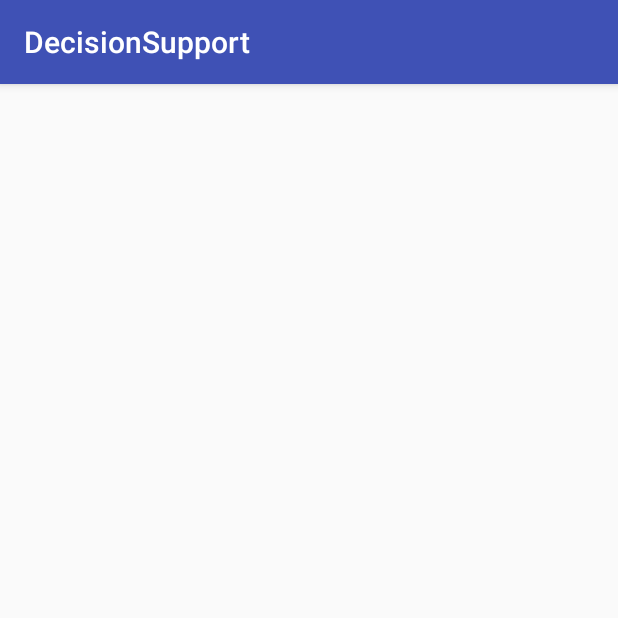
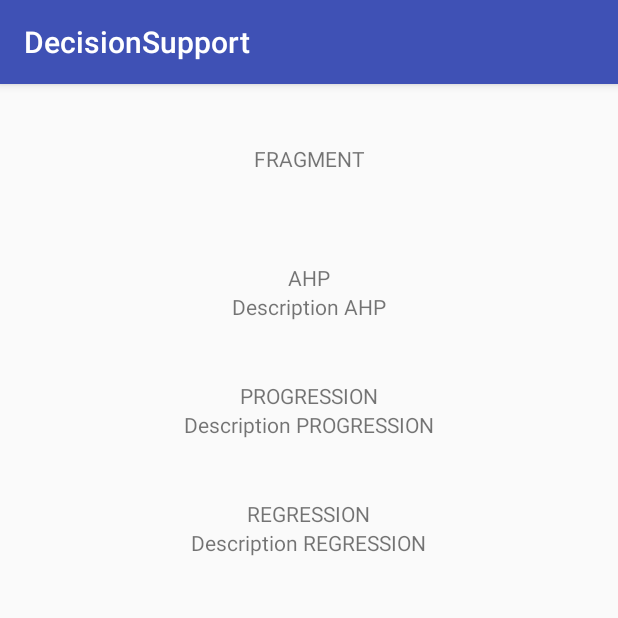
Before and after one commit to denisvieiradev/ahp-android, an Android app: the screen it shows after launch (SelectAssistMethodActivity), on a phone screen of 412 x 824 dp, the top half of it. Run offline under Robolectric (Android 15) with nearby library versions, the phone set to English and light mode, and no system bars; our stand-ins replace data binding.

```diff
--- a/app/src/main/java/com/decisionsupport/SelectAssistMethod/SelectAssistMethodActivity.java
+++ b/app/src/main/java/com/decisionsupport/SelectAssistMethod/SelectAssistMethodActivity.java
@@ -8,15 +8,21 @@ import com.decisionsupport.utils.ActivityUtils;
 
 public class SelectAssistMethodActivity extends AppCompatActivity {
 
+    private SelectAssistMethodFragment mSelectAssistMethodFragment;
+
     @Override
     protected void onCreate(Bundle savedInstanceState) {
         super.onCreate(savedInstanceState);
+        setContentView(R.layout.select_assist_method_act);
 
-        SelectAssistMethodFragment selectAssistMethodFragment = (SelectAssistMethodFragment) getSupportFragmentManager().findFragmentById(R.id.dashboard_content_frame);
+        mSelectAssistMethodFragment = SelectAssistMethodFragment.newInstance();
+        getSupportFragmentManager().beginTransaction()
+                .add(R.id.dashboard_content_frame, mSelectAssistMethodFragment).commit();
 
-        if (selectAssistMethodFragment == null) {
-            selectAssistMethodFragment = SelectAssistMethodFragment.newInstance();
-            ActivityUtils.addFragmentToActivity(getSupportFragmentManager(), selectAssistMethodFragment, R.id.dashboard_content_frame);
+        if (mSelectAssistMethodFragment == null){
+            mSelectAssistMethodFragment = SelectAssistMethodFragment.newInstance();
+            getSupportFragmentManager().beginTransaction()
+                    .add(R.id.dashboard_content_frame, mSelectAssistMethodFragment).commit();
         }
     }
 }
--- a/app/src/main/java/com/decisionsupport/SelectAssistMethod/SelectAssistMethodAdapter.java
+++ b/app/src/main/java/com/decisionsupport/SelectAssistMethod/SelectAssistMethodAdapter.java
@@ -49,7 +49,7 @@ public class SelectAssistMethodAdapter extends RecyclerView.Adapter<SelectAssist
     public void onBindViewHolder(ItemViewHolder holder, int position) {
         final AssistMethod assistMethod = mAssistMethods.get(position);
         holder.binding.setAssistmethod(assistMethod);
-        holder.binding.assistMethodDescription.setOnClickListener(new View.OnClickListener() {
+        holder.binding.assistMethodContainer.setOnClickListener(new View.OnClickListener() {
             @Override
             public void onClick(View v) {
                 if(assistMethod.getMethodId() == AssistMethodsEnum.AHP.getValue())
--- a/app/src/main/java/com/decisionsupport/SelectAssistMethod/SelectAssistMethodFragment.java
+++ b/app/src/main/java/com/decisionsupport/SelectAssistMethod/SelectAssistMethodFragment.java
@@ -5,18 +5,21 @@ import android.os.Bundle;
 import android.support.annotation.NonNull;
 import android.support.annotation.Nullable;
 import android.support.v4.app.Fragment;
+import android.support.v7.widget.LinearLayoutManager;
+import android.support.v7.widget.RecyclerView;
 import android.view.LayoutInflater;
 import android.view.View;
 import android.view.ViewGroup;
+import android.widget.Toast;
 
 import com.decisionsupport.R;
 import com.decisionsupport.databinding.SelectAssistMethodFragBinding;
 import com.decisionsupport.domain.entity.AssistMethod;
+import com.decisionsupport.domain.enums.AssistMethodsEnum;
 
 import java.util.ArrayList;
 import java.util.List;
 
-import static android.databinding.repacked.google.common.base.Preconditions.checkNotNull;
 
 /**
  * Created by denisvieira on 28/12/16.
@@ -47,7 +50,19 @@ public class SelectAssistMethodFragment extends Fragment implements SelectAssist
     public View onCreateView(LayoutInflater inflater, @Nullable ViewGroup container, @Nullable Bundle savedInstanceState) {
         mBinding = DataBindingUtil.inflate(inflater,R.layout.select_assist_method_frag,container,false);
 
+        AssistMethod assisMethodAHP = new AssistMethod("AHP","Description AHP", AssistMethodsEnum.AHP.getValue());
+        AssistMethod assisMethodProgression = new AssistMethod("PROGRESSION","Description PROGRESSION", AssistMethodsEnum.PROGRESSION.getValue());
+        AssistMethod assisMethodRegression = new AssistMethod("REGRESSION","Description REGRESSION", AssistMethodsEnum.REGRESSION.getValue());
+
+        mAssistMethods.add(assisMethodAHP);
+        mAssistMethods.add(assisMethodProgression);
+        mAssistMethods.add(assisMethodRegression);
+
         mSelectAssistMethodAdapter = new SelectAssistMethodAdapter(getContext(),mAssistMethods, this);
+
+        RecyclerView.LayoutManager layout = new LinearLayoutManager(getContext(), LinearLayoutManager.VERTICAL, false);
+        mBinding.assistMethods.setLayoutManager(layout);
+        mBinding.assistMethods.setNestedScrollingEnabled(false);
         mBinding.assistMethods.setAdapter(mSelectAssistMethodAdapter);
 
         return mBinding.getRoot();
@@ -55,21 +70,19 @@ public class SelectAssistMethodFragment extends Fragment implements SelectAssist
 
     @Override
     public void goToAHP() {
-
+        Toast.makeText(getContext(), "GO TO AHP METHOD", Toast.LENGTH_SHORT).show();
     }
 
     @Override
     public void goToRegression() {
-
+        Toast.makeText(getContext(), "GO TO AHP REGRESSION METHOD", Toast.LENGTH_SHORT).show();
     }
 
     @Override
     public void goToProgression() {
-
+        Toast.makeText(getContext(), "GO TO PROGRESSION METHOD", Toast.LENGTH_SHORT).show();
     }
 
     @Override
-    public void setPresenter(@NonNull SelectAssistMethodContract.Presenter presenter) {
-        mPresenter = checkNotNull(presenter);
-    }
+    public void setPresenter(@NonNull SelectAssistMethodContract.Presenter presenter) {}
 }
--- a/app/src/main/java/com/decisionsupport/SelectAssistMethod/SelectAssistMethodPresenter.java
+++ b/app/src/main/java/com/decisionsupport/SelectAssistMethod/SelectAssistMethodPresenter.java
@@ -2,7 +2,8 @@ package com.decisionsupport.SelectAssistMethod;
 
 import android.support.annotation.NonNull;
 
-import static android.databinding.repacked.google.common.base.Preconditions.checkNotNull;
+import static com.google.common.base.Preconditions.checkNotNull;
+
 
 /**
  * Created by denisvieira on 28/12/16.
--- a/app/src/main/java/com/decisionsupport/utils/ActivityUtils.java
+++ b/app/src/main/java/com/decisionsupport/utils/ActivityUtils.java
@@ -5,11 +5,7 @@ import android.support.v4.app.Fragment;
 import android.support.v4.app.FragmentManager;
 import android.support.v4.app.FragmentTransaction;
 
-import static android.databinding.repacked.google.common.base.Preconditions.checkNotNull;
-
-/**
- * Created by rachidcalazans on 8/3/16.
- */
+import static com.google.common.base.Preconditions.checkNotNull;
 
 public class ActivityUtils {
 
--- a/app/src/main/java/com/decisionsupport/utils/FragmentUtils.java
+++ b/app/src/main/java/com/decisionsupport/utils/FragmentUtils.java
@@ -5,11 +5,9 @@ import android.support.v4.app.Fragment;
 import android.support.v4.app.FragmentManager;
 import android.support.v4.app.FragmentTransaction;
 
-import static android.databinding.repacked.google.common.base.Preconditions.checkNotNull;
+import static com.google.common.base.Preconditions.checkNotNull;
 
-/**
- * Created by root on 07/10/16.
- */
+
 public class FragmentUtils {
 
     public static void replaceFragment(@NonNull FragmentManager fragmentManager,
--- a/app/src/main/res/layout/select_assist_method_frag.xml
+++ b/app/src/main/res/layout/select_assist_method_frag.xml
@@ -3,14 +3,21 @@
     xmlns:tools="http://schemas.android.com/tools"
     xmlns:app="http://schemas.android.com/apk/res-auto">
 
-    <FrameLayout
+    <LinearLayout
         android:layout_width="match_parent"
-        android:layout_height="match_parent">
+        android:layout_height="match_parent"
+        android:orientation="vertical">
+
+        <TextView
+            android:layout_width="match_parent"
+            android:layout_height="wrap_content"
+            android:layout_margin="40dp"
+            android:gravity="center"
+            android:text="FRAGMENT"/>
 
         <android.support.v7.widget.RecyclerView
             android:id="@+id/assist_methods"
             android:layout_width="match_parent"
-            android:layout_height="match_parent"
-            app:layout_manager='@{"linear"}'/>
-    </FrameLayout>
+            android:layout_height="match_parent"/>
+    </LinearLayout>
 </layout>
```
Also changed, not shown: app/build.gradle (+11 -1 lines), build.gradle (+4 -4 lines).
